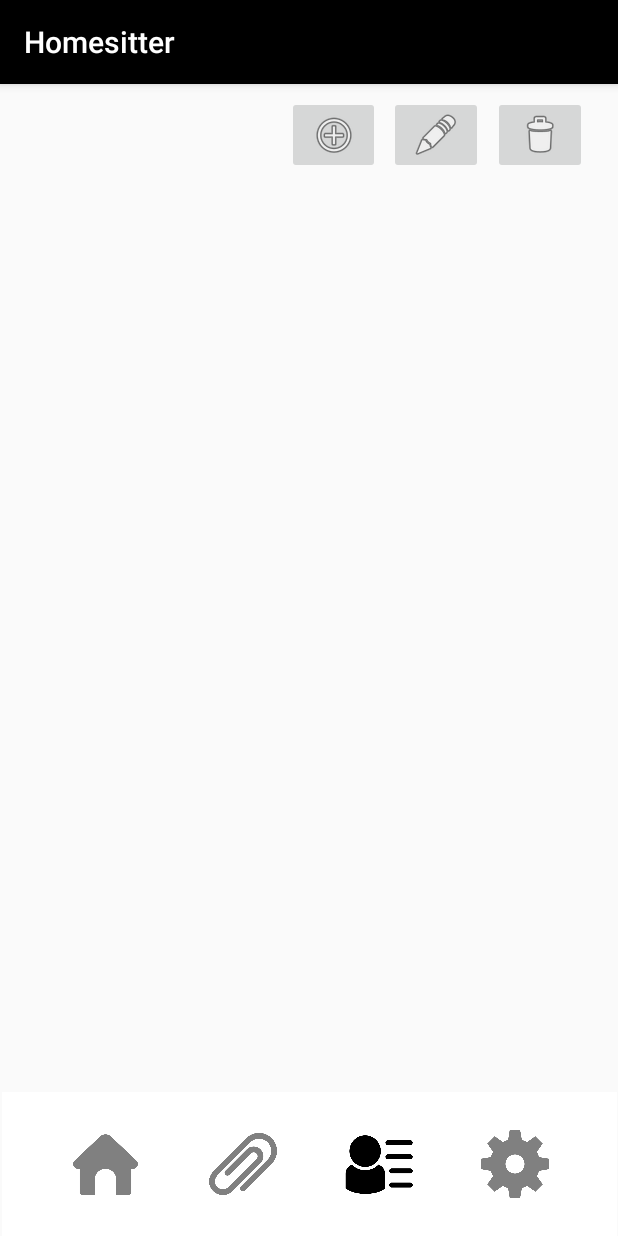
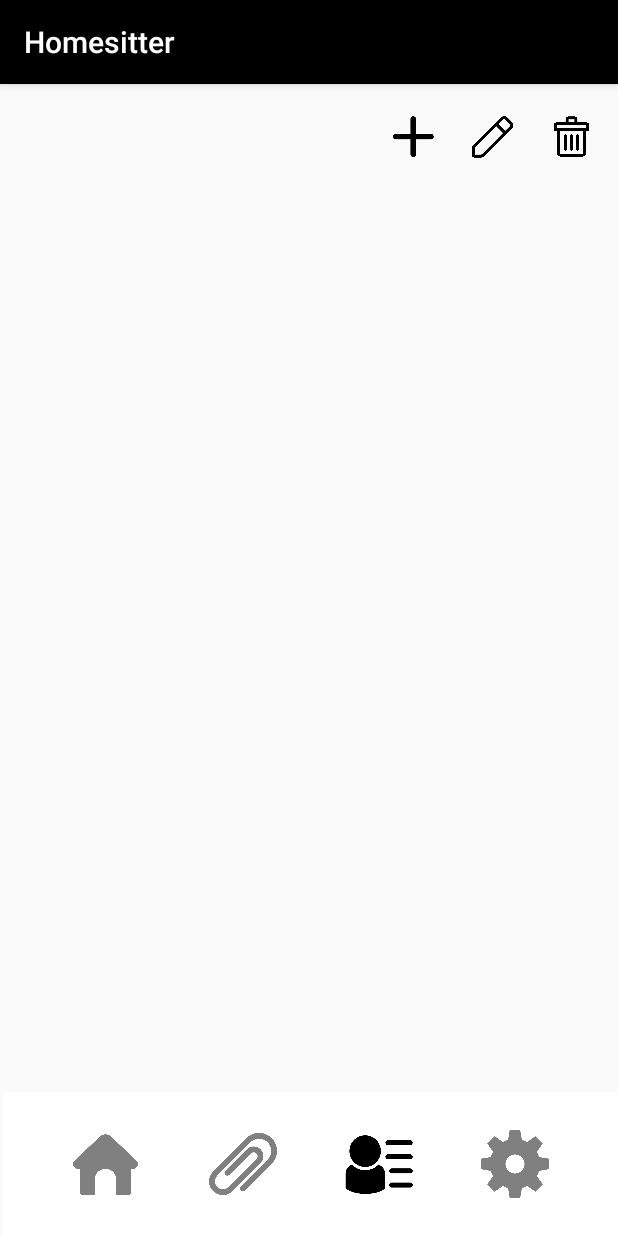
Before and after one commit to hfzgky/homesitter, an Android app: the FriendActivity screen opened directly, with no data from a screen before it, on a phone screen of 412 x 824 dp. Run offline under Robolectric (Android 15) with nearby library versions, the phone set to English and light mode, and no system bars.

Commit message:
2021-09-18

```diff
--- a/app/src/main/res/layout/activity_friend.xml
+++ b/app/src/main/res/layout/activity_friend.xml
@@ -111,29 +111,28 @@
 
     <LinearLayout
         android:id="@+id/linearLayout2"
-        android:layout_width="200dp"
-        android:layout_height="wrap_content"
-        android:layout_marginStart="8dp"
-        android:layout_marginLeft="8dp"
-        android:layout_marginTop="8dp"
-        android:layout_marginEnd="8dp"
-        android:layout_marginRight="8dp"
+        android:layout_width="135dp"
+        android:layout_height="38dp"
+        android:layout_marginTop="16dp"
+        android:layout_marginEnd="16dp"
+        android:layout_marginRight="16dp"
         android:layout_marginBottom="8dp"
         android:orientation="horizontal"
         app:layout_constraintBottom_toTopOf="@+id/listView"
         app:layout_constraintEnd_toEndOf="parent"
-        app:layout_constraintHorizontal_bias="0.935"
+        app:layout_constraintHorizontal_bias="1.0"
         app:layout_constraintStart_toStartOf="parent"
         app:layout_constraintTop_toTopOf="parent"
         app:layout_constraintVertical_bias="0.024">
 
         <ImageButton
             android:id="@+id/imageButtonAdd"
-            android:layout_width="wrap_content"
-            android:layout_height="wrap_content"
-            android:layout_weight="1"
+            android:layout_width="30dp"
+            android:layout_height="match_parent"
+            android:background="#00FFFFFF"
             android:onClick="onClickAdd"
-            app:srcCompat="@android:drawable/ic_menu_add" />
+            android:scaleType="fitCenter"
+            app:srcCompat="@drawable/plus" />
 
         <Space
             android:layout_width="wrap_content"
@@ -142,11 +141,12 @@
 
         <ImageButton
             android:id="@+id/imageButtonEdit"
-            android:layout_width="wrap_content"
-            android:layout_height="wrap_content"
-            android:layout_weight="1"
+            android:layout_width="30dp"
+            android:layout_height="match_parent"
+            android:background="#00FFFFFF"
             android:onClick="onClickEdit"
-            app:srcCompat="@android:drawable/ic_menu_edit" />
+            android:scaleType="fitCenter"
+            app:srcCompat="@drawable/edit" />
 
         <Space
             android:layout_width="wrap_content"
@@ -155,11 +155,12 @@
 
         <ImageButton
             android:id="@+id/imageButtonDel"
-            android:layout_width="wrap_content"
-            android:layout_height="wrap_content"
-            android:layout_weight="1"
+            android:layout_width="30dp"
+            android:layout_height="match_parent"
+            android:background="#00FFFFFF"
             android:onClick="onClickDel"
-            app:srcCompat="@android:drawable/ic_menu_delete" />
+            android:scaleType="fitCenter"
+            app:srcCompat="@drawable/delete" />
     </LinearLayout>
 
 
```
Also changed, not shown: app/src/main/res/delete.png (added), app/src/main/res/drawable/delete.png (added), app/src/main/res/drawable/edit.png (added), app/src/main/res/drawable/plus.png (added), app/src/main/res/edit.png (added).
